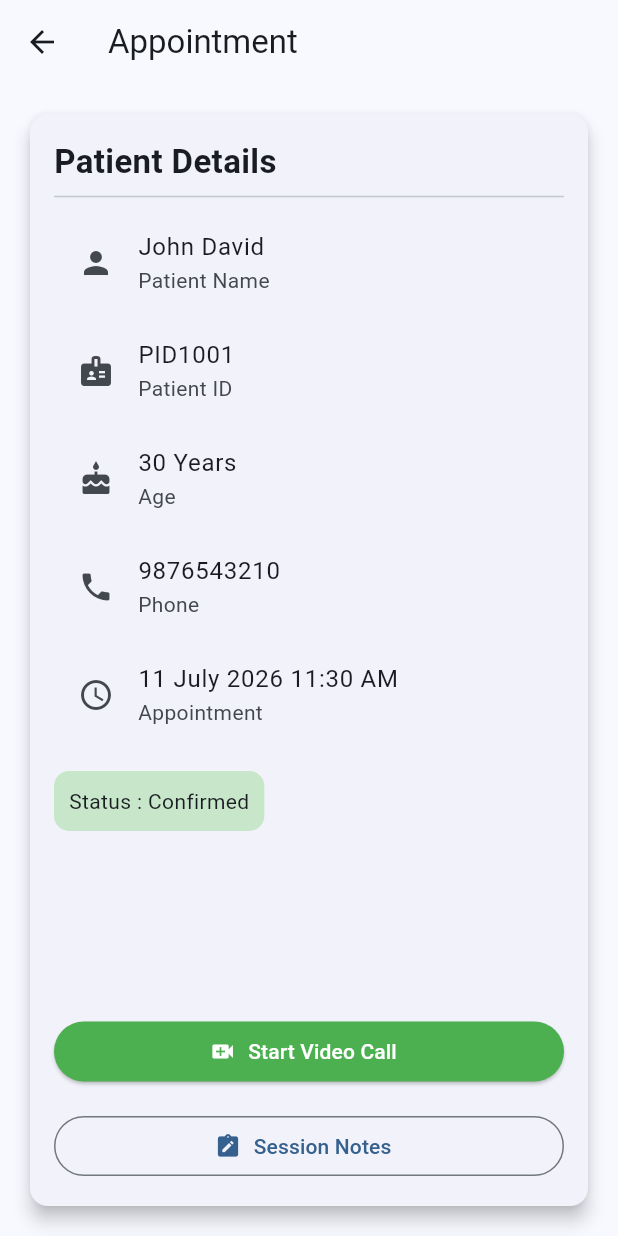
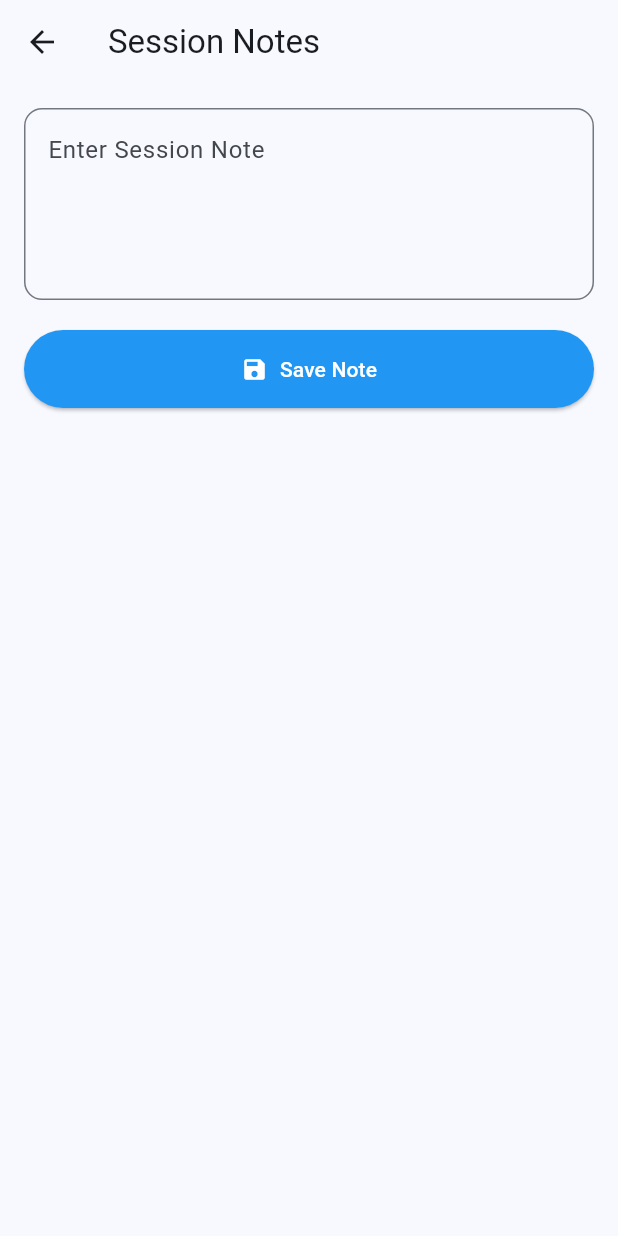
Before and after one commit to Rishab-Dani/DoctorTelehealthApp, a Flutter app: the AppointmentScreen screen opened directly, after a tap on "Session Notes", on a phone screen of 412 x 824 dp. Run offline on Flutter 3.47's test engine with Material 3 defaults, Android fonts, the phone set to English and light mode, and no system bars.

Commit message:
create models, Reusable widgets and note screen

```diff
--- /dev/null
+++ b/lib/models/session_note.dart
@@ -0,0 +1,7 @@
+class SessionNote {
+  final String note;
+
+  SessionNote({
+    required this.note,
+  });
+}
--- a/lib/screens/appointment/appointment_screen.dart
+++ b/lib/screens/appointment/appointment_screen.dart
@@ -1,4 +1,6 @@
 import 'package:flutter/material.dart';
+
+import '../notes/notes_screen.dart';
 
 class AppointmentScreen extends StatelessWidget {
   const AppointmentScreen({super.key});
@@ -130,7 +132,14 @@ class AppointmentScreen extends StatelessWidget {
                   child: OutlinedButton.icon(
                     icon: const Icon(Icons.note_alt),
                     label: const Text("Session Notes"),
-                    onPressed: () {},
+                    onPressed: () {
+                      Navigator.push(
+                        context,
+                        MaterialPageRoute(
+                          builder: (_) => const NotesScreen(),
+                        ),
+                      );
+                    },
                   ),
                 ),
               ],
--- a/lib/screens/notes/notes_screen.dart
+++ b/lib/screens/notes/notes_screen.dart
@@ -0,0 +1,98 @@
+import 'package:flutter/material.dart';
+import '../../widgets/custom_button.dart';
+import '../../widgets/custom_textfield.dart';
+
+class NotesScreen extends StatefulWidget {
+  const NotesScreen({super.key});
+
+  @override
+  State<NotesScreen> createState() => _NotesScreenState();
+}
+
+class _NotesScreenState extends State<NotesScreen> {
+
+  final controller = TextEditingController();
+
+  final List<String> notes = [];
+
+  @override
+  Widget build(BuildContext context) {
+
+    return Scaffold(
+
+      appBar: AppBar(
+        title: const Text("Session Notes"),
+      ),
+
+      body: Padding(
+
+        padding: const EdgeInsets.all(16),
+
+        child: Column(
+
+          children: [
+
+            CustomTextField(
+              controller: controller,
+              hint: "Enter Session Note",
+              maxLines: 4,
+            ),
+
+            const SizedBox(height: 20),
+
+            CustomButton(
+
+              title: "Save Note",
+
+              icon: Icons.save,
+
+              onPressed: () {
+
+                if(controller.text.trim().isEmpty) return;
+
+                setState(() {
+
+                  notes.add(controller.text);
+
+                  controller.clear();
+
+                });
+
+              },
+
+            ),
+
+            const SizedBox(height: 20),
+
+            Expanded(
+
+              child: ListView.builder(
+
+                itemCount: notes.length,
+
+                itemBuilder: (context,index){
+
+                  return Card(
+
+                    child: ListTile(
+
+                      leading: const Icon(Icons.note),
+
+                      title: Text(notes[index]),
+
+                    ),
+
+                  );
+
+                },
+
+              ),
+
+            )
+
+          ],
+        ),
+      ),
+    );
+  }
+}
--- a/lib/widgets/custom_button.dart
+++ b/lib/widgets/custom_button.dart
@@ -0,0 +1,40 @@
+import 'package:flutter/material.dart';
+
+class CustomButton extends StatelessWidget {
+
+  final String title;
+  final VoidCallback onPressed;
+  final IconData icon;
+
+  const CustomButton({
+    super.key,
+    required this.title,
+    required this.onPressed,
+    required this.icon,
+  });
+
+  @override
+  Widget build(BuildContext context) {
+
+    return SizedBox(
+
+      width: double.infinity,
+
+      child: ElevatedButton.icon(
+
+        icon: Icon(icon),
+
+        label: Text(title),
+
+        style: ElevatedButton.styleFrom(
+          padding: const EdgeInsets.symmetric(vertical: 16),
+          backgroundColor: Colors.blue,
+          foregroundColor: Colors.white,
+        ),
+
+        onPressed: onPressed,
+
+      ),
+    );
+  }
+}
--- a/lib/widgets/custom_textfield.dart
+++ b/lib/widgets/custom_textfield.dart
@@ -0,0 +1,36 @@
+import 'package:flutter/material.dart';
+
+class CustomTextField extends StatelessWidget {
+
+  final TextEditingController controller;
+  final String hint;
+  final int maxLines;
+
+  const CustomTextField({
+    super.key,
+    required this.controller,
+    required this.hint,
+    this.maxLines = 1,
+  });
+
+  @override
+  Widget build(BuildContext context) {
+
+    return TextField(
+
+      controller: controller,
+
+      maxLines: maxLines,
+
+      decoration: InputDecoration(
+
+        hintText: hint,
+
+        border: OutlineInputBorder(
+          borderRadius: BorderRadius.circular(12),
+        ),
+
+      ),
+    );
+  }
+}
```
Also changed, not shown: lib/models/patient.dart (added, +17 -0 lines), lib/widgets/patient_card.dart (+80 -0 lines).
